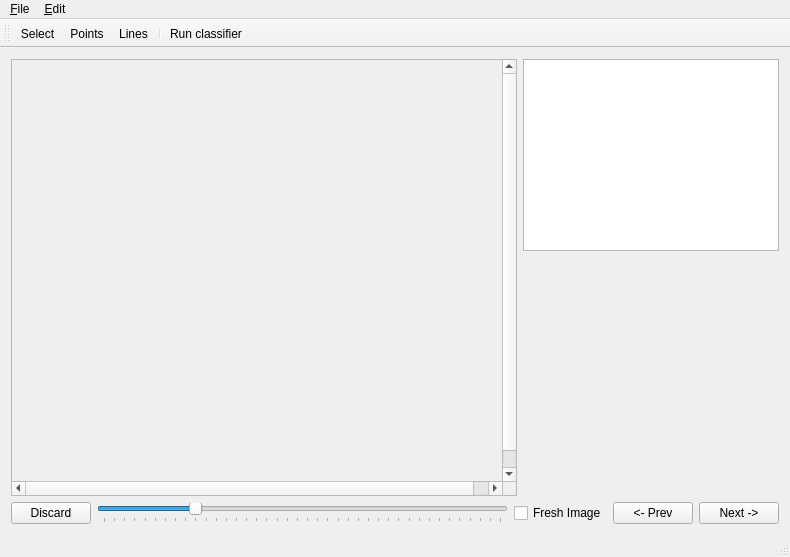
oliver-batchelor/annotate_segmentation, file mainwindow.ui: the form before one commit.
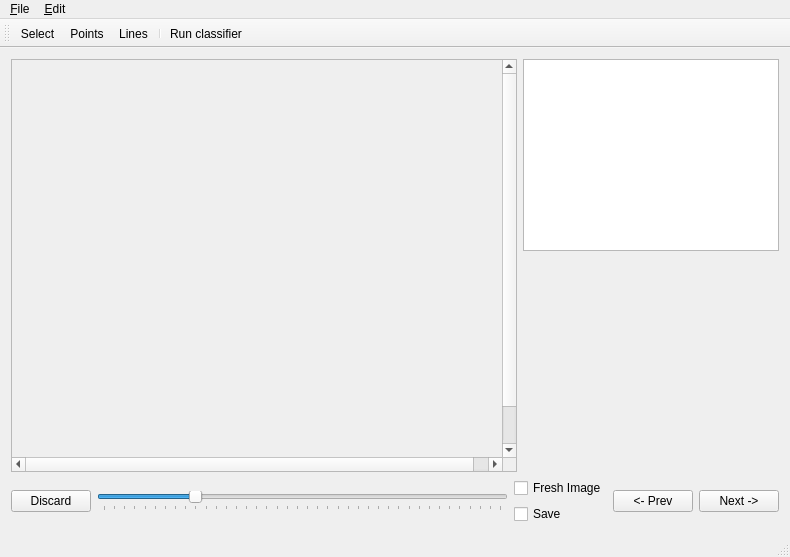
The form after the commit.

Patch:
```diff
--- a/mainwindow.ui
+++ b/mainwindow.ui
@@ -14,7 +14,7 @@
    <string>MainWindow</string>
   </property>
   <widget class="QWidget" name="centralWidget">
-   <layout class="QVBoxLayout" name="verticalLayout_2">
+   <layout class="QVBoxLayout" name="verticalLayout_3">
     <item>
      <layout class="QHBoxLayout" name="horizontalLayout_2">
       <item>
@@ -101,6 +101,8 @@
        </widget>
       </item>
       <item>
+       <layout class="QVBoxLayout" name="verticalLayout_2">
+        <item>
        <widget class="QCheckBox" name="freshImage">
         <property name="text">
          <string>Fresh Image</string>
@@ -112,6 +114,21 @@
          <bool>false</bool>
         </property>
        </widget>
+        </item>
+        <item>
+         <widget class="QCheckBox" name="saveImage">
+          <property name="text">
+           <string>Save</string>
+          </property>
+          <property name="checked">
+           <bool>false</bool>
+          </property>
+          <property name="tristate">
+           <bool>false</bool>
+          </property>
+         </widget>
+        </item>
+       </layout>
       </item>
       <item>
        <widget class="QPushButton" name="prevImage">
```
Lines whose indentation alone changed are shown as unchanged.
